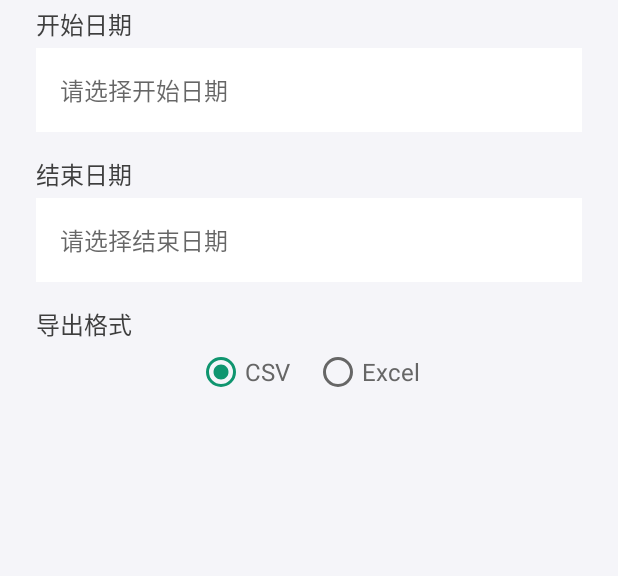
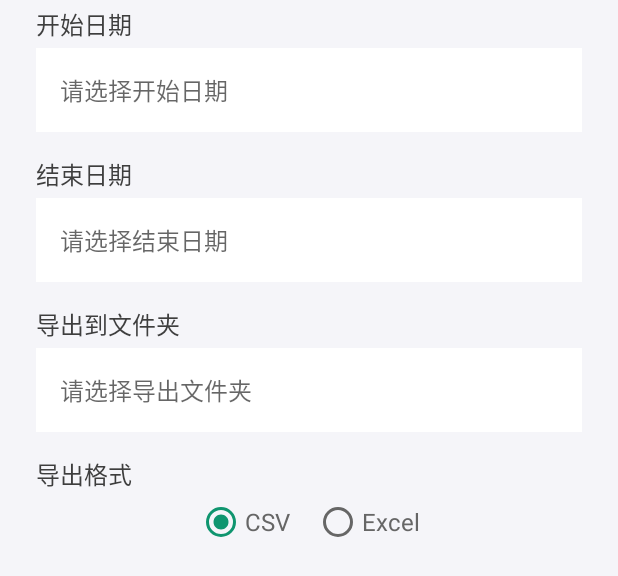
Before and after one commit to OMSociety/Notion_Tally_Book, an Android app: the layout dialog_tally_export_data.xml on its own in the app's theme, with its tools: preview values and no code run, on a phone screen of 412 x 824 dp. Shown: the top 576 px of the screen. Run offline under Robolectric (Android 15) with nearby library versions, the phone set to English and light mode, and no system bars.

Commit message:
1.导出文件测试成功

```diff
--- a/app/src/main/res/layout/dialog_tally_export_data.xml
+++ b/app/src/main/res/layout/dialog_tally_export_data.xml
@@ -80,6 +80,34 @@
             android:visibility="gone" />
     </RelativeLayout>
 
+    <!-- 添加的文件夹选择器 -->
+    <TextView
+        android:id="@+id/tvFolderLabel"
+        android:layout_width="wrap_content"
+        android:layout_height="wrap_content"
+        android:layout_marginTop="@dimen/padding_normal"
+        android:text="导出到文件夹"
+        android:textColor="?android:attr/textColorPrimary"
+        android:textSize="@dimen/app_text_size_normal" />
+
+    <RelativeLayout
+        android:layout_width="match_parent"
+        android:layout_height="wrap_content"
+        android:layout_marginTop="@dimen/spacing_micro">
+
+        <TextView
+            android:id="@+id/tvFolder"
+            android:layout_width="match_parent"
+            android:layout_height="wrap_content"
+            android:background="@drawable/bg_touchable_white"
+            android:gravity="center_vertical"
+            android:hint="请选择导出文件夹"
+            android:padding="@dimen/padding_normal"
+            android:textColor="?android:attr/textColorSecondary"
+            android:textSize="@dimen/app_text_size_normal" />
+    </RelativeLayout>
+    <!-- 文件夹选择器结束 -->
+
     <TextView
         android:id="@+id/tvFormatLabel"
         android:layout_width="wrap_content"
```
Also changed, not shown: app/src/main/java/com/coderpage/mine/app/tally/module/backup/BackupFileViewModel.java (+140 -12 lines).
